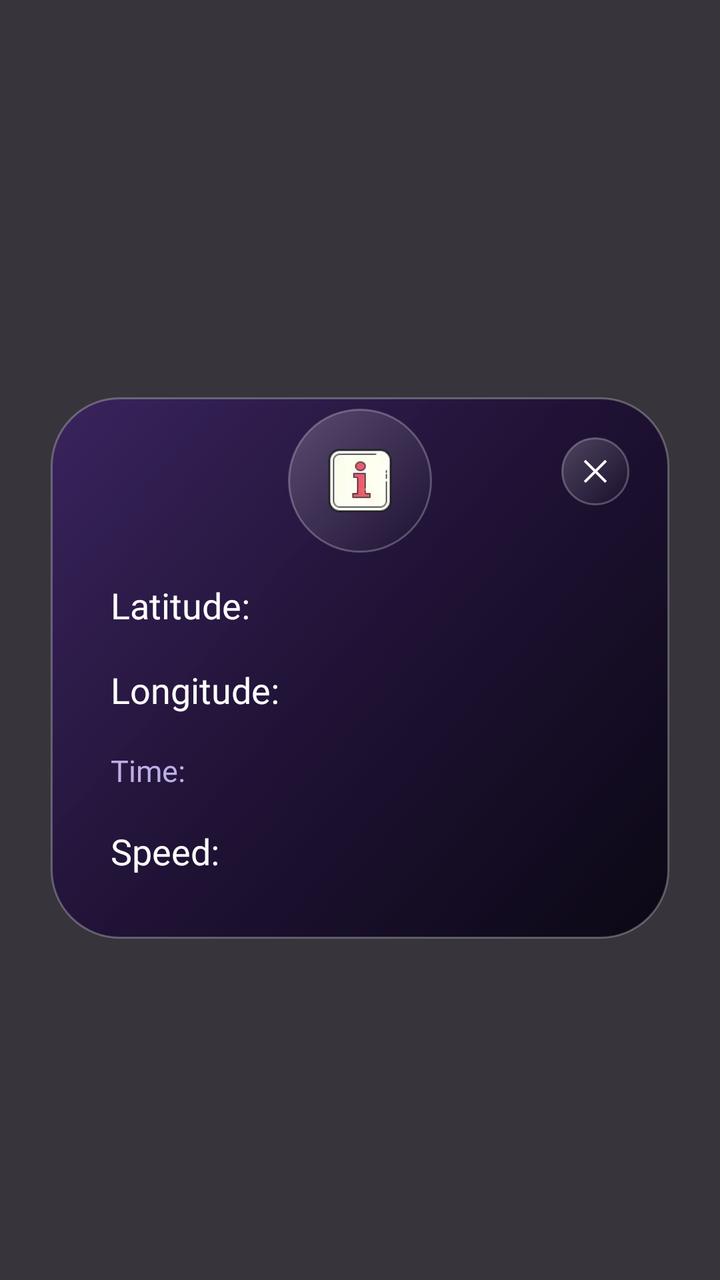
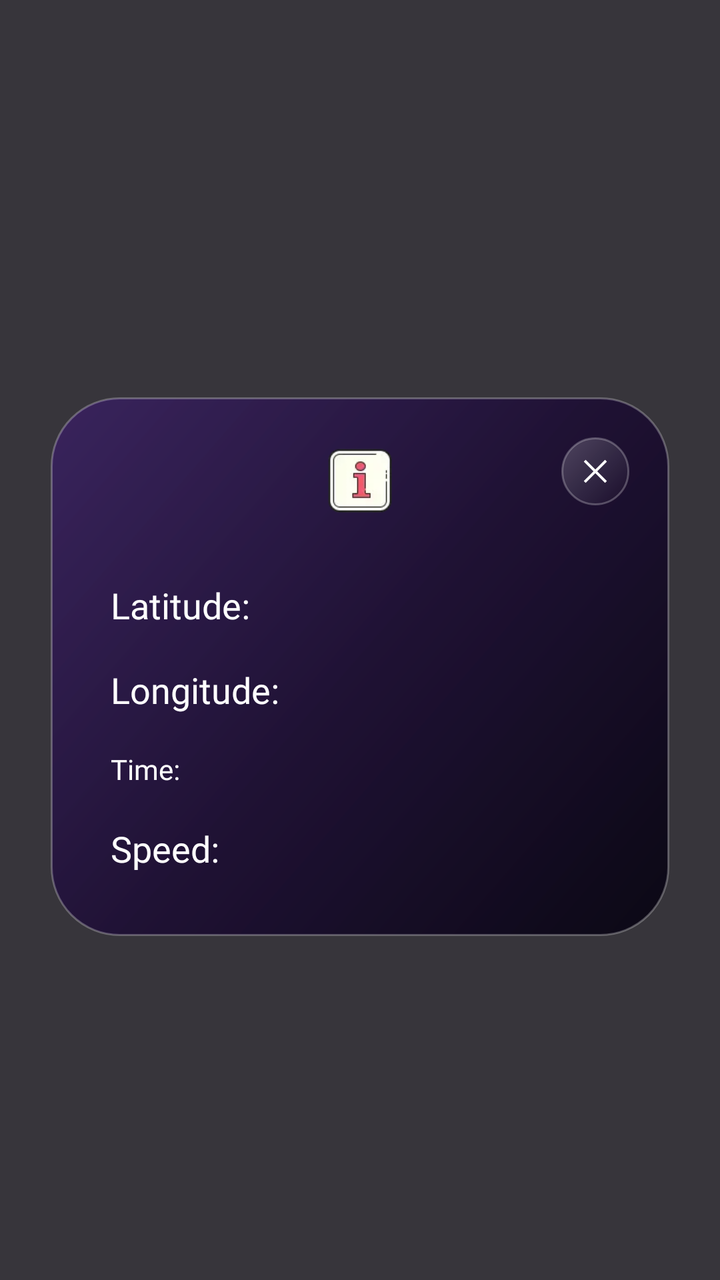

Two renders of the same Android screen: before a commit and after it. Below are the layout's source before the change and the commit's diff.
<!-- AndroidManifest.xml: application theme Theme.BaseProject -->
<!-- res/layout/dialog_map_2d_information.xml -->
<?xml version="1.0" encoding="utf-8"?>
<androidx.constraintlayout.widget.ConstraintLayout xmlns:android="http://schemas.android.com/apk/res/android"
    xmlns:app="http://schemas.android.com/apk/res-auto"
    android:layout_width="match_parent"
    android:layout_height="match_parent"
    android:animateLayoutChanges="true"
    android:background="#CC05030A">

    <View
        android:id="@+id/bg_parent"
        android:layout_width="0dp"
        android:layout_height="0dp"
        android:layout_marginTop="-6dp"
        android:layout_marginBottom="-32dp"
        android:background="@drawable/bg_modal_glass"
        app:layout_constraintBottom_toBottomOf="@id/tvVelocity"
        app:layout_constraintEnd_toEndOf="parent"
        app:layout_constraintStart_toStartOf="parent"
        app:layout_constraintTop_toTopOf="@id/ivThumb"
        app:layout_constraintWidth_percent="0.86" />

    <ImageView
        android:id="@+id/ivThumb"
        android:layout_width="0dp"
        android:layout_height="0dp"
        android:background="@drawable/bg_glass_icon_button"
        android:padding="12dp"
        android:scaleType="fitCenter"
        android:src="@drawable/ic_information"
        app:layout_constraintBottom_toBottomOf="parent"
        app:layout_constraintDimensionRatio="1"
        app:layout_constraintEnd_toEndOf="parent"
        app:layout_constraintStart_toStartOf="parent"
        app:layout_constraintTop_toTopOf="parent"
        app:layout_constraintVertical_bias="0.36"
        app:layout_constraintWidth_percent="0.2" />

    <TextView
        android:id="@+id/tvLatitude"
        android:layout_width="0dp"
        android:layout_height="wrap_content"
        android:layout_marginStart="30dp"
        android:layout_marginEnd="24dp"
        android:layout_marginTop="14dp"
        android:ellipsize="end"
        android:fontFamily="@font/inter_extra_bold"
        android:maxLines="1"
        android:text="Latitude: "
        android:textColor="@color/white"
        android:textSize="18sp"
        app:layout_constraintEnd_toEndOf="@id/bg_parent"
        app:layout_constraintStart_toStartOf="@id/bg_parent"
        app:layout_constraintTop_toBottomOf="@id/ivThumb" />

    <TextView
        android:id="@+id/tvLongitude"
        android:layout_width="0dp"
        android:layout_height="wrap_content"
        android:layout_marginTop="18dp"
        android:ellipsize="end"
        android:fontFamily="@font/inter_extra_bold"
        android:maxLines="1"
        android:text="Longitude: "
        android:textColor="@color/white"
        android:textSize="18sp"
        app:layout_constraintEnd_toEndOf="@id/tvLatitude"
        app:layout_constraintStart_toStartOf="@id/tvLatitude"
        app:layout_constraintTop_toBottomOf="@id/tvLatitude" />

    <TextView
        android:id="@+id/tvTime"
        android:layout_width="0dp"
        android:layout_height="wrap_content"
        android:layout_marginTop="18dp"
        android:ellipsize="end"
        android:fontFamily="@font/inter_bold"
        android:maxLines="1"
        android:text="Time: "
        android:textColor="#BDAEE5"
        android:textSize="15sp"
        app:layout_constraintEnd_toEndOf="@id/tvLongitude"
        app:layout_constraintStart_toStartOf="@id/tvLongitude"
        app:layout_constraintTop_toBottomOf="@id/tvLongitude" />

    <TextView
        android:id="@+id/tvVelocity"
        android:layout_width="0dp"
        android:layout_height="wrap_content"
        android:layout_marginTop="18dp"
        android:ellipsize="end"
        android:fontFamily="@font/inter_extra_bold"
        android:maxLines="1"
        android:text="Speed: "
        android:textColor="@color/white"
        android:textSize="18sp"
        app:layout_constraintEnd_toEndOf="@id/tvTime"
        app:layout_constraintStart_toStartOf="@id/tvTime"
        app:layout_constraintTop_toBottomOf="@id/tvTime" />

    <ImageView
        android:id="@+id/ivCLose"
        android:layout_width="34dp"
        android:layout_height="34dp"
        android:layout_margin="20dp"
        android:background="@drawable/bg_glass_icon_button"
        android:padding="9dp"
        android:src="@drawable/ic_close"
        app:layout_constraintEnd_toEndOf="@id/bg_parent"
        app:layout_constraintTop_toTopOf="@id/bg_parent"
        app:tint="@color/white" />

</androidx.constraintlayout.widget.ConstraintLayout>
<!-- resources referenced by this layout -->
<resources>
  <color name="white">#FFFFFFFF</color>
  <!-- drawable bg_glass_icon_button (drawable) -->
  <?xml version="1.0" encoding="utf-8"?>
  <ripple xmlns:android="http://schemas.android.com/apk/res/android"
      android:color="#33FFFFFF">
      <item>
          <shape android:shape="oval">
              <gradient
                  android:angle="315"
                  android:endColor="#33110922"
                  android:startColor="#36FFFFFF" />
              <stroke
                  android:width="1dp"
                  android:color="#40FFFFFF" />
          </shape>
      </item>
  </ripple>
  <!-- drawable bg_modal_glass (drawable) -->
  <?xml version="1.0" encoding="utf-8"?>
  <shape xmlns:android="http://schemas.android.com/apk/res/android">
      <gradient
          android:angle="315"
          android:centerColor="#E51C0D33"
          android:endColor="#F1080512"
          android:startColor="#C93A1F66" />
      <corners android:radius="34dp" />
      <stroke
          android:width="1dp"
          android:color="#44FFFFFF" />
  </shape>
  <!-- drawable ic_close: webp bitmap (drawable, 420 bytes) -->
  <!-- drawable ic_information: webp bitmap (drawable, 914 bytes) -->
  <style name="Theme.BaseProject" parent="Base.Theme.BaseProject" />
  <style name="Base.Theme.BaseProject" parent="Theme.MaterialComponents.Light.NoActionBar">
          
          <item name="colorPrimary">@color/purple_500</item>
          <item name="colorPrimaryVariant">@color/purple_700</item>
          <item name="colorOnPrimary">@color/white</item>
          
          <item name="colorSecondary">@color/teal_200</item>
          <item name="colorSecondaryVariant">@color/teal_700</item>
          <item name="colorOnSecondary">@color/black</item>
          
          <item name="android:statusBarColor">?attr/colorPrimaryVariant</item>
          
          
          <item name="android:colorControlHighlight">@color/ripple_color_main</item>
      </style>
  <color name="purple_500">#FF6200EE</color>
  <color name="purple_700">#FF3700B3</color>
  <color name="teal_200">#FF03DAC5</color>
  <color name="teal_700">#FF018786</color>
  <color name="black">#FF000000</color>
  <color name="ripple_color_main">#2DE14EFE</color>
</resources>

<!-- the commit's change to res/layout/dialog_map_2d_information.xml (unified diff, before → after) -->
@@ -23,7 +23,6 @@
         android:id="@+id/ivThumb"
         android:layout_width="0dp"
         android:layout_height="0dp"
-        android:background="@drawable/bg_glass_icon_button"
         android:padding="12dp"
         android:scaleType="fitCenter"
         android:src="@drawable/ic_information"
@@ -76,8 +75,8 @@
         android:fontFamily="@font/inter_bold"
         android:maxLines="1"
         android:text="Time: "
-        android:textColor="#BDAEE5"
-        android:textSize="15sp"
+        android:textColor="@color/white"
+        android:textSize="14sp"
         app:layout_constraintEnd_toEndOf="@id/tvLongitude"
         app:layout_constraintStart_toStartOf="@id/tvLongitude"
         app:layout_constraintTop_toBottomOf="@id/tvLongitude" />
